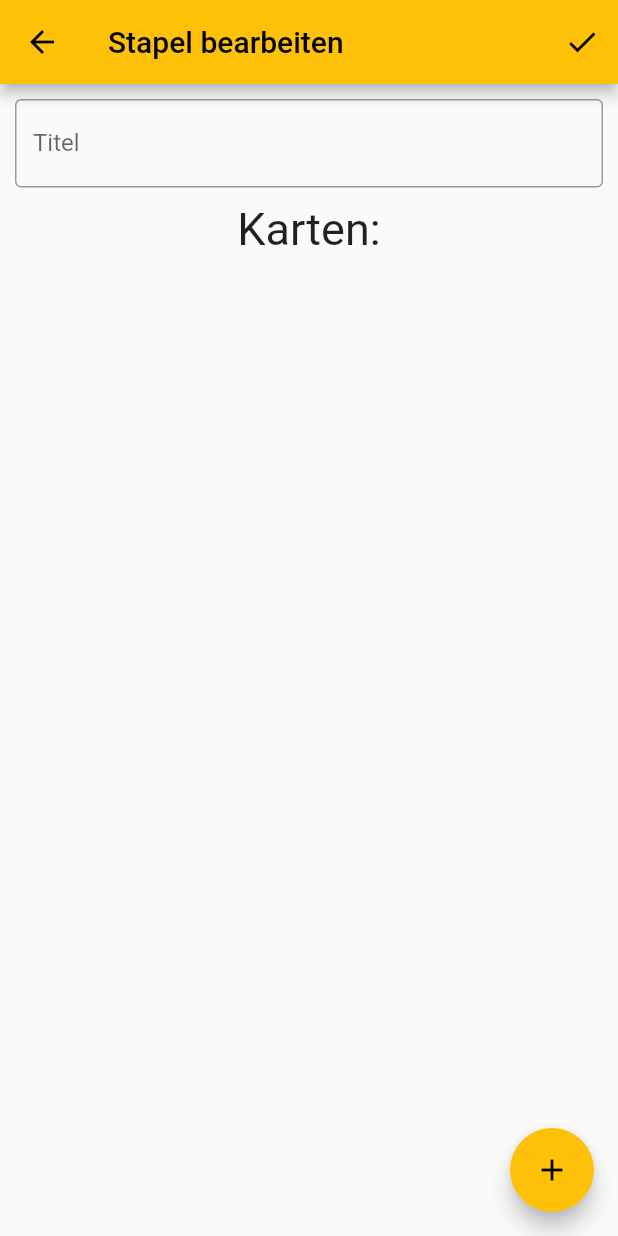
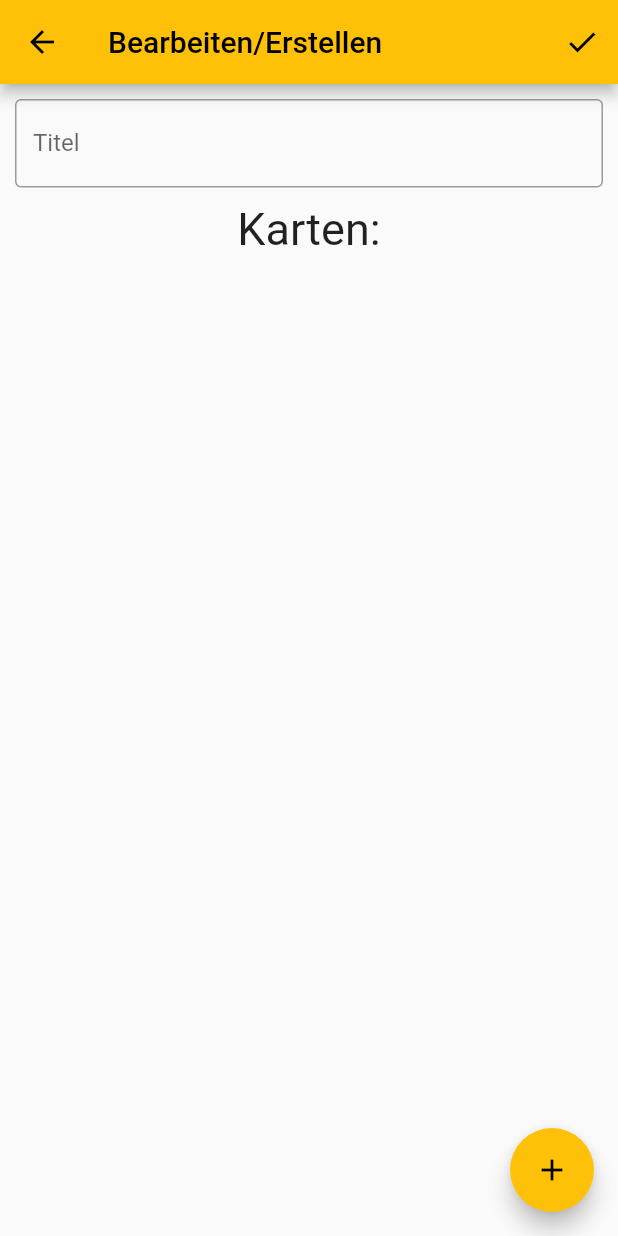
Before and after one commit to BogyMitutoyoCTL/BOGY-App-2022-10, a Flutter app: the EditDeck screen opened directly, on a phone screen of 412 x 824 dp. Run offline on Flutter 3.47's test engine with Material 2 defaults, Android fonts, the phone set to English and light mode, and no system bars; our stand-ins replace image_picker.

Commit message:
Seitentitel geändert Editdeck & EditQuestion

```diff
--- a/Source/lib/EditDeck.dart
+++ b/Source/lib/EditDeck.dart
@@ -2,6 +2,7 @@ import 'package:flutter/cupertino.dart';
 import 'package:flutter/material.dart';
 import 'package:learnhub/TopicQuestion.dart';
 import 'DataHelper/QuestionStack.dart';
+import 'EditQuestion.dart';
 
 class EditDeck extends StatefulWidget {
   QuestionStack questionStack;
@@ -26,7 +27,7 @@ class _EditDeckState extends State<EditDeck> {
     return Scaffold(
       appBar: AppBar(
         actions: [IconButton(onPressed: saveStack, icon: Icon(Icons.check))],
-        title: Text("Stapel bearbeiten"),
+        title: Text("Bearbeiten/Erstellen"),
       ),
       floatingActionButton:  FloatingActionButton(
         onPressed: addQuestion,
```
